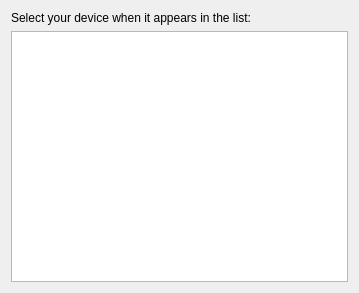
The window that DesktopClient/src/UI/Pages/PgDeviceList.ui (madmaxoft/Deskemes) describes before a commit, drawn with Qt 5.
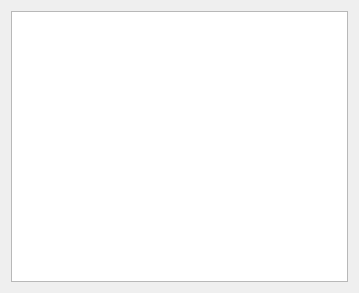
The same window after the commit.

Commit message: DesktopClient: Use QWizardPage parent for all pages.

```diff
--- a/DesktopClient/src/UI/Pages/PgDeviceList.ui
+++ b/DesktopClient/src/UI/Pages/PgDeviceList.ui
@@ -1,7 +1,7 @@
 <?xml version="1.0" encoding="UTF-8"?>
 <ui version="4.0">
  <class>PgDeviceList</class>
- <widget class="QWidget" name="PgDeviceList">
+ <widget class="QWizardPage" name="PgDeviceList">
   <property name="geometry">
    <rect>
     <x>0</x>
@@ -10,17 +10,13 @@
     <height>293</height>
    </rect>
   </property>
-  <property name="windowTitle">
-   <string>Form</string>
+  <property name="title">
+   <string>Detecting devices</string>
+  </property>
+  <property name="subTitle">
+   <string>Select your device when it appears in the list</string>
   </property>
   <layout class="QVBoxLayout" name="verticalLayout">
-   <item>
-    <widget class="QLabel" name="label">
-     <property name="text">
-      <string>Select your device when it appears in the list:</string>
-     </property>
-    </widget>
-   </item>
    <item>
     <widget class="QTableView" name="tvDevices">
      <property name="editTriggers">
```
The commit also changes 10 other files.
